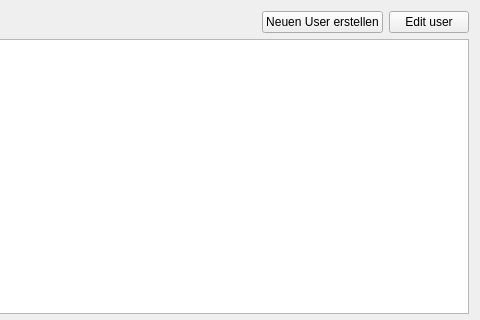
This is HR_Managment_System_Application/admindashboard.ui in MehmetMertt/twentyONE_HR_System as Qt 5 draws it before an edit; both pictures show x 320 to 800 and y 0 to 320 of the 800 by 600 pixel window. The edited form follows.
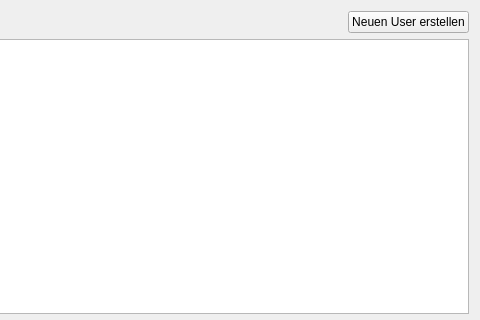
This is the edited form.

The edit to the form file:
```diff
--- a/HR_Managment_System_Application/admindashboard.ui
+++ b/HR_Managment_System_Application/admindashboard.ui
@@ -43,13 +43,6 @@
        </property>
       </widget>
      </item>
-     <item>
-      <widget class="QPushButton" name="edit_user_button">
-       <property name="text">
-        <string>Edit user</string>
-       </property>
-      </widget>
-     </item>
     </layout>
    </item>
    <item>
```
